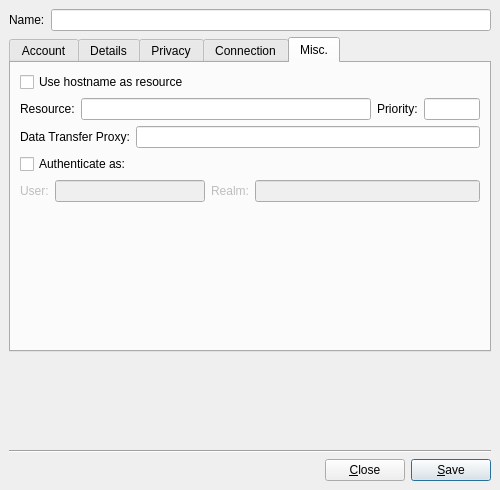
The window that src/accountmodify.ui (psi-im/psi) describes before a commit, drawn with Qt 5.
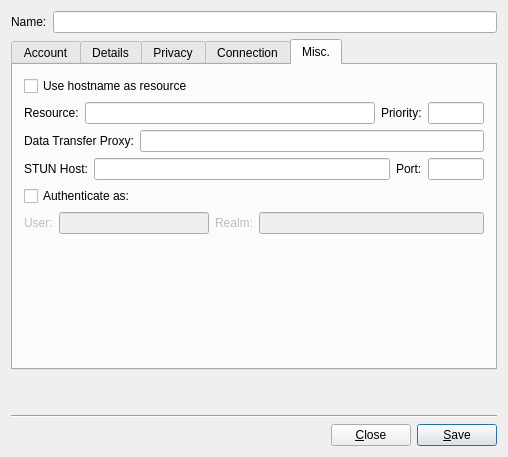
The same window after the commit. The open tabs and pages were chosen to show the change. Custom widgets are drawn as their Qt base class.

Patch:
```diff
--- a/src/accountmodify.ui
+++ b/src/accountmodify.ui
@@ -6,19 +6,13 @@
     <x>0</x>
     <y>0</y>
     <width>500</width>
-    <height>490</height>
+    <height>457</height>
    </rect>
   </property>
   <property name="windowTitle" >
    <string>Account Properties</string>
   </property>
   <layout class="QVBoxLayout" >
-   <property name="margin" >
-    <number>9</number>
-   </property>
-   <property name="spacing" >
-    <number>6</number>
-   </property>
    <item>
     <layout class="QHBoxLayout" >
      <property name="margin" >
@@ -813,12 +807,6 @@
        <string>Misc.</string>
       </attribute>
       <layout class="QVBoxLayout" >
-       <property name="margin" >
-        <number>9</number>
-       </property>
-       <property name="spacing" >
-        <number>6</number>
-       </property>
        <item>
         <widget class="QCheckBox" name="ck_automatic_resource" >
          <property name="text" >
@@ -861,9 +849,7 @@
          <item>
           <widget class="QLineEdit" name="le_priority" >
            <property name="sizePolicy" >
-            <sizepolicy>
-             <hsizetype>0</hsizetype>
-             <vsizetype>0</vsizetype>
+            <sizepolicy vsizetype="Fixed" hsizetype="Fixed" >
              <horstretch>0</horstretch>
              <verstretch>0</verstretch>
             </sizepolicy>
@@ -904,6 +890,43 @@
          </item>
         </layout>
        </item>
+       <item>
+        <layout class="QHBoxLayout" >
+         <item>
+          <widget class="QLabel" name="lb_stunHost" >
+           <property name="text" >
+            <string>STUN Host:</string>
+           </property>
+          </widget>
+         </item>
+         <item>
+          <widget class="QLineEdit" name="le_stunHost" />
+         </item>
+         <item>
+          <widget class="QLabel" name="lb_stunPort" >
+           <property name="text" >
+            <string>Port:</string>
+           </property>
+          </widget>
+         </item>
+         <item>
+          <widget class="QLineEdit" name="le_stunPort" >
+           <property name="minimumSize" >
+            <size>
+             <width>56</width>
+             <height>0</height>
+            </size>
+           </property>
+           <property name="maximumSize" >
+            <size>
+             <width>56</width>
+             <height>16777215</height>
+            </size>
+           </property>
+          </widget>
+         </item>
+        </layout>
+       </item>
        <item>
         <widget class="QCheckBox" name="ck_custom_auth" >
          <property name="text" >
@@ -913,9 +936,6 @@
        </item>
        <item>
         <layout class="QHBoxLayout" >
-         <property name="margin" >
-          <number>0</number>
-         </property>
          <property name="spacing" >
           <number>6</number>
          </property>
@@ -935,40 +955,36 @@
             <bool>false</bool>
            </property>
            <property name="sizePolicy" >
-            <sizepolicy>
-             <hsizetype>7</hsizetype>
-             <vsizetype>0</vsizetype>
+            <sizepolicy vsizetype="Fixed" hsizetype="Expanding" >
              <horstretch>2</horstretch>
              <verstretch>0</verstretch>
             </sizepolicy>
            </property>
           </widget>
          </item>
-		 <item>
-		  <widget class="QLabel" name="lb_realm" >
-		   <property name="text" >
-		    <string>Realm:</string>
-		   </property>
+         <item>
+          <widget class="QLabel" name="lb_realm" >
            <property name="enabled" >
             <bool>false</bool>
            </property>
-		  </widget>
-		 </item>
+           <property name="text" >
+            <string>Realm:</string>
+           </property>
+          </widget>
+         </item>
          <item>
-		  <widget class="QLineEdit" name="le_realm" >
-		   <property name="enabled" >
-		    <bool>false</bool>
-		   </property>
-		   <property name="sizePolicy" >
-		    <sizepolicy>
-             <hsizetype>7</hsizetype>
-             <vsizetype>0</vsizetype>
+          <widget class="QLineEdit" name="le_realm" >
+           <property name="enabled" >
+            <bool>false</bool>
+           </property>
+           <property name="sizePolicy" >
+            <sizepolicy vsizetype="Fixed" hsizetype="Expanding" >
              <horstretch>3</horstretch>
              <verstretch>0</verstretch>
             </sizepolicy>
            </property>
           </widget>
-		 </item>
+         </item>
         </layout>
        </item>
        <item>
@@ -981,8 +997,8 @@
          </property>
          <property name="sizeHint" >
           <size>
-           <width>20</width>
-           <height>0</height>
+           <width>460</width>
+           <height>121</height>
           </size>
          </property>
         </spacer>
@@ -1001,8 +1017,8 @@
      </property>
      <property name="sizeHint" >
       <size>
-       <width>20</width>
-       <height>0</height>
+       <width>482</width>
+       <height>16</height>
       </size>
      </property>
     </spacer>
@@ -1028,6 +1044,18 @@
      <property name="spacing" >
       <number>6</number>
      </property>
+     <property name="leftMargin" >
+      <number>0</number>
+     </property>
+     <property name="topMargin" >
+      <number>0</number>
+     </property>
+     <property name="rightMargin" >
+      <number>0</number>
+     </property>
+     <property name="bottomMargin" >
+      <number>0</number>
+     </property>
      <item>
       <spacer>
        <property name="orientation" >
```
Left out of the diff: 455 changed lines with no effect on the pictures.
